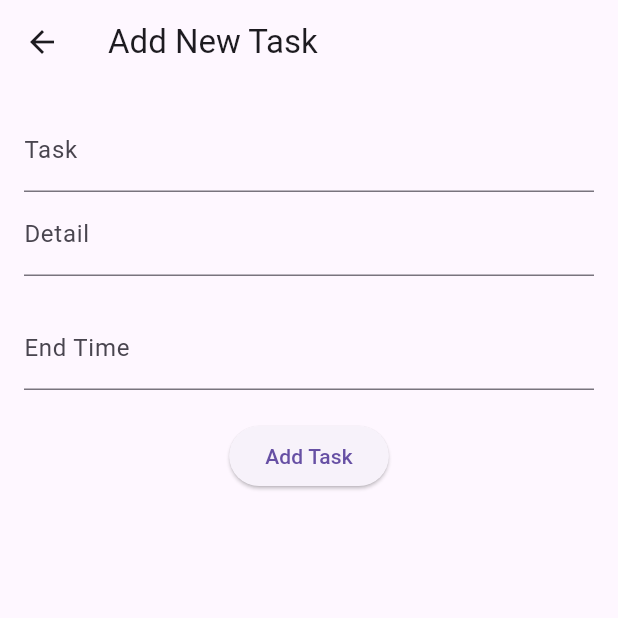
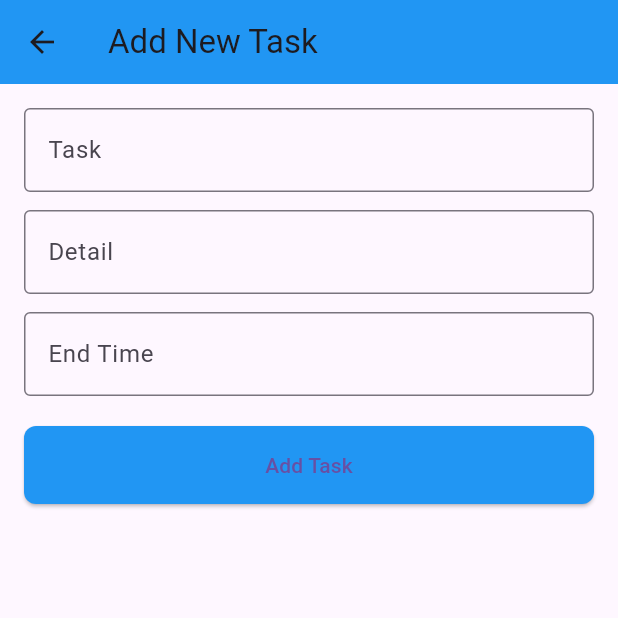
Before and after one commit to chanon14038/reminder_app2, a Flutter app: the screen it shows after launch, after a tap on the "add" icon, on a phone screen of 412 x 824 dp, the top half of it. Run offline on Flutter 3.47's test engine with Material 3 defaults, Android fonts, the light colour scheme and no system bars; our stand-ins replace bloc, equatable, flutter_bloc.

Commit message:
modifired style

```diff
--- a/lib/main_screen.dart
+++ b/lib/main_screen.dart
@@ -26,7 +26,24 @@ class _MainScreenState extends State<MainScreen> {
   @override
   Widget build(BuildContext context) {
     return Scaffold(
-      appBar: AppBar(title: const Text('Reminder App')),
+      appBar: AppBar(
+        title: const Text('Reminder App',
+            style: TextStyle(
+              fontSize: 24.0,
+              fontWeight: FontWeight.bold,
+              letterSpacing: 1.5,
+            )),
+        centerTitle: true,
+        flexibleSpace: Container(
+          decoration: BoxDecoration(
+            gradient: LinearGradient(
+              colors: [Colors.blue.shade800, Colors.blue.shade500],
+              begin: Alignment.topLeft,
+              end: Alignment.bottomRight,
+            ),
+          ),
+        ),
+      ),
       body: _pages[_selectedIndex],
       bottomNavigationBar: BottomNavigationBar(
         items: const <BottomNavigationBarItem>[
@@ -46,6 +63,10 @@ class _MainScreenState extends State<MainScreen> {
         currentIndex: _selectedIndex,
         selectedItemColor: Colors.amber[800],
         onTap: _onItemTapped,
+        backgroundColor: Colors.blue,
+        unselectedItemColor: Colors.white,
+        selectedLabelStyle: const TextStyle(fontWeight: FontWeight.bold),
+        unselectedLabelStyle: const TextStyle(fontWeight: FontWeight.normal),
       ),
     );
   }
--- a/lib/screens/add_tasks.dart
+++ b/lib/screens/add_tasks.dart
@@ -1,4 +1,5 @@
 import 'package:flutter/material.dart';
+import 'package:intl/intl.dart';
 import 'package:reminder_app2/models/export_model.dart';
 import 'package:reminder_app2/widgets/datetime_picker.dart';
 
@@ -18,15 +19,25 @@ class _AddTaskPageState extends State<AddTaskPage> {
   @override
   Widget build(BuildContext context) {
     return Scaffold(
-      appBar: AppBar(title: const Text('Add New Task')),
+      appBar: AppBar(
+        title: const Text('Add New Task'),
+        backgroundColor: Colors.blue,
+      ),
       body: Padding(
         padding: const EdgeInsets.all(16.0),
         child: Form(
           key: _formKey,
           child: Column(
+            crossAxisAlignment: CrossAxisAlignment.stretch,
             children: <Widget>[
               TextFormField(
-                decoration: const InputDecoration(labelText: 'Task'),
+                decoration: const InputDecoration(
+                  labelText: 'Task',
+                  border: OutlineInputBorder(),
+                  focusedBorder: OutlineInputBorder(
+                    borderSide: BorderSide(color: Colors.blue, width: 2.0),
+                  ),
+                ),
                 validator: (value) {
                   if (value == null || value.isEmpty) {
                     return 'Please enter a task';
@@ -37,18 +48,28 @@ class _AddTaskPageState extends State<AddTaskPage> {
                   _task = value;
                 },
               ),
+              const SizedBox(height: 12),
               TextFormField(
-                decoration: const InputDecoration(labelText: 'Detail'),
-                validator: (value) {
-                  return null;
-                },
+                decoration: const InputDecoration(
+                  labelText: 'Detail',
+                  border: OutlineInputBorder(),
+                  focusedBorder: OutlineInputBorder(
+                    borderSide: BorderSide(color: Colors.blue, width: 2.0),
+                  ),
+                ),
                 onSaved: (value) {
                   _details = value;
                 },
               ),
-              const SizedBox(height: 20),
+              const SizedBox(height: 12),
               TextFormField(
-                decoration: const InputDecoration(labelText: 'End Time'),
+                decoration: const InputDecoration(
+                  labelText: 'End Time',
+                  border: OutlineInputBorder(),
+                  focusedBorder: OutlineInputBorder(
+                    borderSide: BorderSide(color: Colors.blue, width: 2.0),
+                  ),
+                ),
                 readOnly: true,
                 onTap: () async {
                   DateTime? pickedDateTime = await showDialog<DateTime>(
@@ -67,7 +88,7 @@ class _AddTaskPageState extends State<AddTaskPage> {
                 },
                 controller: TextEditingController(
                   text: _endtime != null
-                      ? _endtime!.toLocal().toString().split(' ')[0]
+                      ? '${DateFormat('yyyy-MM-dd').format(_endtime!)} ${DateFormat('HH:mm:ss').format(_endtime!)}'
                       : '',
                 ),
               ),
@@ -77,9 +98,19 @@ class _AddTaskPageState extends State<AddTaskPage> {
                   if (_formKey.currentState!.validate()) {
                     _formKey.currentState!.save();
                     Navigator.of(context).pop(ReminderModel(
-                        tasks: _task!, details: _details!, endtime: _endtime));
+                      tasks: _task!,
+                      details: _details!,
+                      endtime: _endtime,
+                    ));
                   }
                 },
+                style: ElevatedButton.styleFrom(
+                  backgroundColor: Colors.blue,
+                  padding: const EdgeInsets.all(16.0),
+                  shape: RoundedRectangleBorder(
+                    borderRadius: BorderRadius.circular(8.0),
+                  ),
+                ),
                 child: const Text('Add Task'),
               ),
             ],
--- a/lib/screens/task_page.dart
+++ b/lib/screens/task_page.dart
@@ -10,7 +10,12 @@ class TaskPage extends StatelessWidget {
   @override
   Widget build(BuildContext context) {
     return Scaffold(
-      appBar: AppBar(title: const Text('Your Tasks')),
+      backgroundColor: Colors.grey[200],
+      appBar: AppBar(
+        backgroundColor: Colors.blue,
+        title: const Text('Your Tasks',
+            style: TextStyle(fontWeight: FontWeight.bold)),
+      ),
       body: BlocBuilder<ReminderBloc, ReminderState>(
         builder: (context, state) {
           final notDoneTasks = state.reminderModels
@@ -31,8 +36,11 @@ class TaskPage extends StatelessWidget {
             context.read<ReminderBloc>().add(AddTaskEvent(newTask));
           }
         },
+        backgroundColor: Colors.blue,
         child: const Icon(Icons.add),
       ),
+      floatingActionButtonLocation:
+          FloatingActionButtonLocation.endFloat,
     );
   }
 }
```
Also changed, not shown: lib/screens/done_page.dart (+6 -2 lines), lib/screens/edit_page.dart (+32 -26 lines), lib/screens/late_page.dart (+6 -2 lines), lib/widgets/datetime_picker.dart (+34 -5 lines), lib/widgets/list_task.dart (+65 -10 lines).
